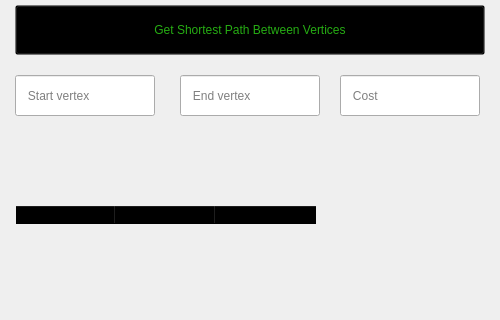
This is applications/graphical_interface/ui/interaction_panel.ui in amzdll/SimpleNavigator as Qt 5 draws it before an edit; both pictures show x 0 to 500 and y 265 to 585 of the 500 by 900 pixel window. The edited form follows.
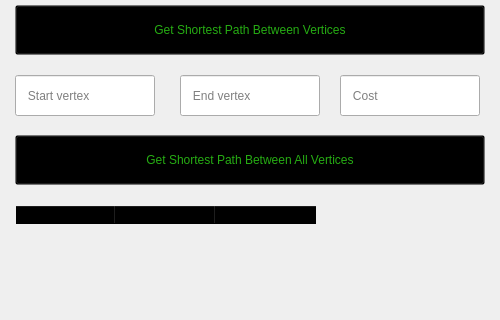
This is the edited form.

Diff of the .ui file:
```diff
--- a/applications/graphical_interface/ui/interaction_panel.ui
+++ b/applications/graphical_interface/ui/interaction_panel.ui
@@ -343,6 +343,36 @@
     <string>   Cost</string>
    </property>
   </widget>
+  <widget class="QPushButton" name="get_shortest_path_between_all_vertices_btn">
+   <property name="enabled">
+    <bool>true</bool>
+   </property>
+   <property name="geometry">
+    <rect>
+     <x>15</x>
+     <y>400</y>
+     <width>470</width>
+     <height>50</height>
+    </rect>
+   </property>
+   <property name="styleSheet">
+    <string notr="true">QPushButton {
+    background-color: transparent;
+    font: 16px &quot;JetBrains Mono&quot;;
+    color: rgb(38, 173, 19);
+}
+
+QPushButton:hover {
+    background-color: green;
+    font: 16px &quot;JetBrains Mono&quot;;
+    color: black;
+    border: 1px solid transparent;
+}</string>
+   </property>
+   <property name="text">
+    <string>Get Shortest Path Between All Vertices</string>
+   </property>
+  </widget>
  </widget>
  <resources/>
  <connections/>
```
Left out of the diff: 14 changed lines with no effect on the pictures.
